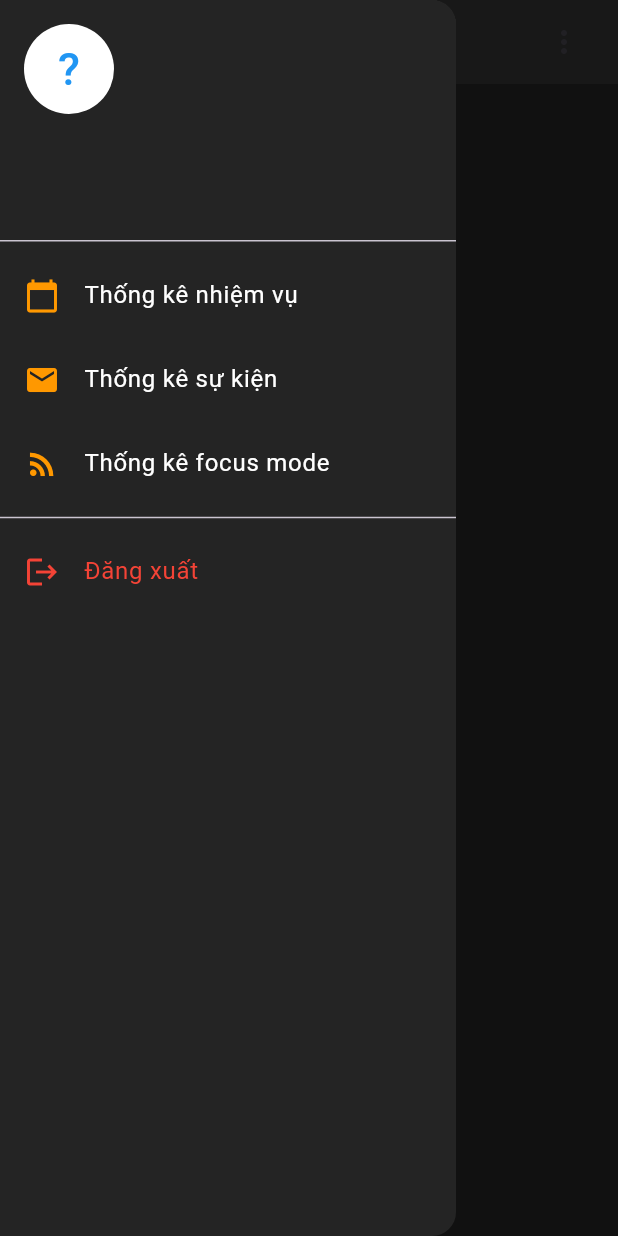
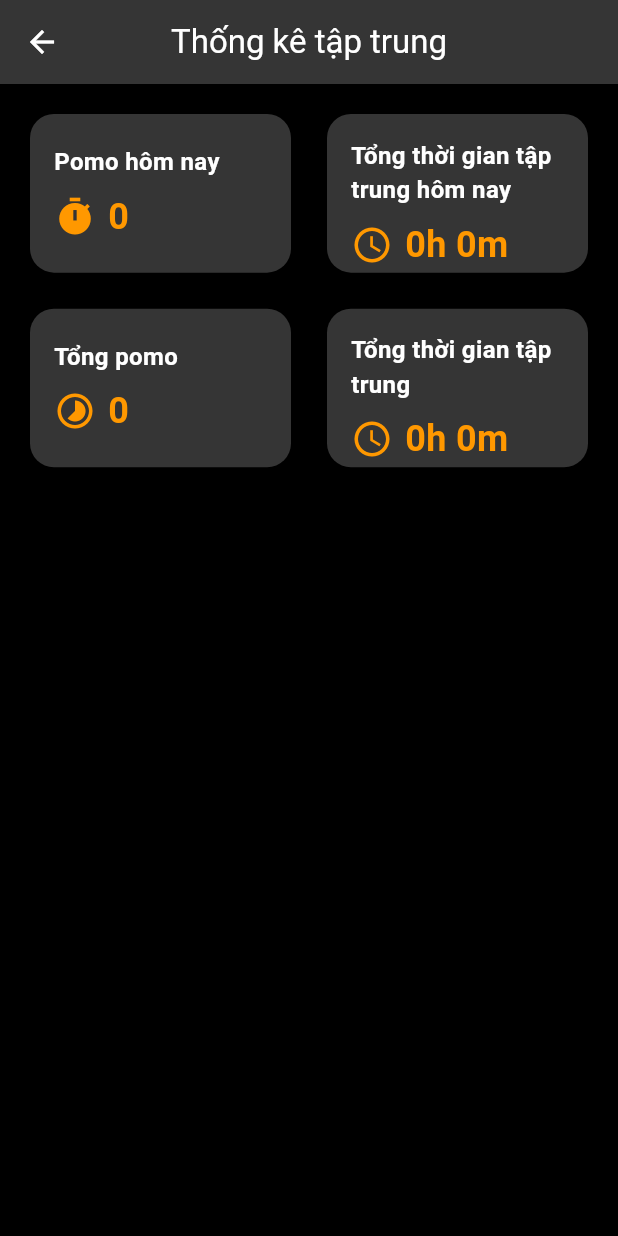
Before and after one commit to tnnHiu/task_management_app, a Flutter app: the TaskPage screen opened directly, after a tap on the "menu" icon, after a tap on "Thống kê focus mode", on a phone screen of 412 x 824 dp. Run offline on Flutter 3.47's test engine with Material 3 defaults, Android fonts, the phone set to English and light mode, and no system bars; our stand-ins replace cloud_firestore, equatable, firebase_auth, firebase_core, fl_chart, flutter_bloc and 7 more; accounts and stored records are empty.

Commit message:
focus pa

```diff
--- /dev/null
+++ b/lib/blocs/performance_analyst/focus_pa_bloc.dart
@@ -0,0 +1,114 @@
+import 'package:cloud_firestore/cloud_firestore.dart';
+import 'package:flutter_bloc/flutter_bloc.dart';
+import '../../blocs/performance_analyst/focus_pa_state.dart';
+import '../../blocs/performance_analyst/focus_pa_event.dart';
+
+class PomodoroStatsBloc extends Bloc<PomodoroStatsEvent, PomodoroStatsState> {
+  final FirebaseFirestore firestore;
+  final String userId;
+
+  PomodoroStatsBloc({required this.firestore, required this.userId})
+      : super(PomodoroStatsInitial()) {
+    on<FetchPomodoroStatsEvent>(_onFetchPomodoroStats);
+    on<FetchTodayPomodoroStatsEvent>(_onFetchTodayPomodoroStats);
+  }
+
+  Future<void> _onFetchPomodoroStats(
+    FetchPomodoroStatsEvent event, Emitter<PomodoroStatsState> emit) async {
+  try {
+    emit(PomodoroStatsLoading());
+
+    final querySnapshot = await firestore
+        .collection('pomodoros')
+        .where('userId', isEqualTo: userId)
+        .get();
+
+//
+    List<Map<String, dynamic>> detailedStats = querySnapshot.docs.map((doc) {
+      final completedAt = (doc['completedAt'] as Timestamp).toDate();
+      final durationInSeconds = doc['duration'] as int;
+      final startTime = completedAt.subtract(Duration(seconds: durationInSeconds));
+
+      return {
+        'date': "${startTime.year}-${startTime.month}-${startTime.day}",
+        'startTime': "${startTime.hour}:${startTime.minute.toString().padLeft(2, '0')}",
+        'endTime': "${completedAt.hour}:${completedAt.minute.toString().padLeft(2, '0')}",
+        'duration': durationInSeconds
+      };
+    }).toList();
+
+    int totalDuration = querySnapshot.docs
+        .map((doc) => doc['duration'] as int)
+        .fold(0, (sum, duration) => sum + duration);
+
+    final currentState = state;
+    if (currentState is PomodoroStatsLoaded) {
+      emit(PomodoroStatsLoaded(
+        totalPomodoros: querySnapshot.docs.length,
+        totalDuration: totalDuration,
+        todayPomodoros: currentState.todayPomodoros,
+        todayDuration: currentState.todayDuration,
+        detailedStats: detailedStats
+      ));
+    } else {
+      emit(PomodoroStatsLoaded(
+        totalPomodoros: querySnapshot.docs.length,
+        totalDuration: totalDuration,
+        todayPomodoros: 0,
+        todayDuration: 0,
+        detailedStats: detailedStats
+      ));
+    }
+  } catch (e) {
+    print("Caught error in Bloc: $e");
+    emit(PomodoroStatsError("Failed to fetch pomodoro stats: $e"));
+  }
+}
+
+Future<void> _onFetchTodayPomodoroStats(
+    FetchTodayPomodoroStatsEvent event, Emitter<PomodoroStatsState> emit) async {
+  try {
+    emit(PomodoroStatsLoading());
+
+    final today = DateTime.now();
+    final startOfDay = DateTime(today.year, today.month, today.day);
+    final endOfDay = startOfDay.add(const Duration(days: 1));
+
+    final querySnapshot = await firestore
+        .collection('pomodoros')
+        .where('userId', isEqualTo: userId)
+        .where('completedAt', isGreaterThanOrEqualTo: startOfDay)
+        .where('completedAt', isLessThan: endOfDay)
+        .get();
+
+    int todayDuration = querySnapshot.docs
+        .map((doc) => doc['duration'] as int)
+        .fold(0, (sum, duration) => sum + duration);
+
+    // Lấy state hiện tại
+    final currentState = state;
+    if (currentState is PomodoroStatsLoaded) {
+      emit(PomodoroStatsLoaded(
+        totalPomodoros: currentState.totalPomodoros,
+        totalDuration: currentState.totalDuration,
+        todayPomodoros: querySnapshot.docs.length,
+        todayDuration: todayDuration,
+        // detailedStats: currentState.detailedStats,
+        detailedStats: [],
+      ));
+    } else {
+      emit(PomodoroStatsLoaded(
+        totalPomodoros: 0,
+        totalDuration: 0,
+        todayPomodoros: querySnapshot.docs.length,
+        todayDuration: todayDuration,
+        detailedStats: [],
+      ));
+    }
+  } catch (e) {
+    print("Caught error in Bloc: $e");
+    emit(PomodoroStatsError("Failed to fetch today's pomodoro stats: $e"));
+  }
+}
+
+}
--- /dev/null
+++ b/lib/blocs/performance_analyst/focus_pa_event.dart
@@ -0,0 +1,5 @@
+abstract class PomodoroStatsEvent {}
+
+class FetchPomodoroStatsEvent extends PomodoroStatsEvent {}
+
+class FetchTodayPomodoroStatsEvent extends PomodoroStatsEvent {}
--- /dev/null
+++ b/lib/blocs/performance_analyst/focus_pa_state.dart
@@ -0,0 +1,28 @@
+abstract class PomodoroStatsState {}
+
+class PomodoroStatsInitial extends PomodoroStatsState {}
+
+class PomodoroStatsLoading extends PomodoroStatsState {}
+
+class PomodoroStatsLoaded extends PomodoroStatsState {
+  final int totalPomodoros;
+  final int totalDuration;
+  final int todayPomodoros;
+  final int todayDuration;
+  final List<Map<String, dynamic>> detailedStats;
+
+  PomodoroStatsLoaded({
+    required this.totalPomodoros,
+    required this.totalDuration,
+    required this.todayPomodoros,
+    required this.todayDuration,
+    required this.detailedStats,
+  });
+}
+
+class PomodoroStatsError extends PomodoroStatsState {
+  final String message;
+
+  PomodoroStatsError(this.message);
+
+}
--- /dev/null
+++ b/lib/pages/Profile_pages/focus_pa.dart
@@ -0,0 +1,121 @@
+import 'package:flutter/material.dart';
+import '../../blocs/performance_analyst/focus_pa_bloc.dart';
+import '../../blocs/performance_analyst/focus_pa_state.dart';
+import 'package:flutter_bloc/flutter_bloc.dart';
+import '../../blocs/performance_analyst/focus_pa_event.dart';
+
+class PomodoroStatsPage extends StatefulWidget {
+  @override
+  _PomodoroStatsPageState createState() => _PomodoroStatsPageState();
+}
+
+class _PomodoroStatsPageState extends State<PomodoroStatsPage> {
+  @override
+  void initState() {
+    super.initState();
+    context.read<PomodoroStatsBloc>().add(FetchPomodoroStatsEvent());
+    context.read<PomodoroStatsBloc>().add(FetchTodayPomodoroStatsEvent());
+  }
+
+  @override
+  Widget build(BuildContext context) {
+    return Scaffold(
+      backgroundColor: Colors.black,
+      appBar: AppBar(
+        backgroundColor: Color(0xFF353535),
+        foregroundColor: Colors.white,
+        title: Text("Thống kê tập trung"),
+        centerTitle: true,
+      ),
+      body: BlocBuilder<PomodoroStatsBloc, PomodoroStatsState>(
+        builder: (context, state) {
+          if (state is PomodoroStatsLoading) {
+            return Center(child: CircularProgressIndicator());
+          } else if (state is PomodoroStatsLoaded) {
+            return Padding(
+              padding: const EdgeInsets.all(16.0),
+              child: GridView.count(
+                crossAxisCount: 2,
+                crossAxisSpacing: 16,
+                mainAxisSpacing: 16,
+                childAspectRatio: 1.6,
+                children: [
+                  _buildStatCard(
+                    title: "Pomo hôm nay",
+                    value: "${state.todayPomodoros}",
+                    subtitle: "",
+                    icon: Icons.timer,
+                  ),
+                  _buildStatCard(
+                    title: "Tổng thời gian tập trung hôm nay",
+                    value: "${(state.todayDuration / 60).floor()}h ${(state.todayDuration % 60)}m",
+                    subtitle: "",
+                    icon: Icons.access_time,
+                  ),
+                  _buildStatCard(
+                    title: "Tổng pomo",
+                    value: "${state.totalPomodoros}",
+                    subtitle: "",
+                    icon: Icons.timelapse,
+                  ),
+                  _buildStatCard(
+                    title: "Tổng thời gian tập trung",
+                    value: "${(state.totalDuration ~/ 3600).floor()}h ${((state.totalDuration % 3600) ~/ 60)}m",
+                    subtitle: "",
+                    icon: Icons.schedule,
+                  ),
+                ],
+              ),
+            );
+          } else if (state is PomodoroStatsError) {
+            return Center(child: Text(state.message));
+          }
+          return Center(child: Text("No data available"));
+        },
+      ),
+    );
+  }
+
+  Widget _buildStatCard({
+    required String title,
+    required String value,
+    required String subtitle,
+    required IconData icon,
+  }) {
+    return Card(
+      color: Color(0xFF353535),
+      shape: RoundedRectangleBorder(borderRadius: BorderRadius.circular(16)),
+      child: Padding(
+        padding: const EdgeInsets.all(16.0),
+        child: Column(
+          mainAxisAlignment: MainAxisAlignment.center,
+          crossAxisAlignment: CrossAxisAlignment.start,
+          children: [
+            Text(
+              title,
+              style: TextStyle(color: Colors.white, fontSize: 16, fontWeight: FontWeight.bold),
+            ),
+            SizedBox(height: 8),
+            Row(
+              children: [
+                Icon(icon, color: Colors.orange, size: 28),
+                SizedBox(width: 8),
+                Text(
+                  value,
+                  style: TextStyle(color: Colors.orange, fontSize: 24, fontWeight: FontWeight.bold),
+                ),
+              ],
+            ),
+            if (subtitle.isNotEmpty)
+              SizedBox(height: 8),
+            if (subtitle.isNotEmpty)
+              Text(
+                subtitle,
+                style: TextStyle(color: Colors.green, fontSize: 12),
+              ),
+          ],
+        ),
+      ),
+    );
+  }
+}
--- a/lib/pages/widgets/Sidebar.dart
+++ b/lib/pages/widgets/Sidebar.dart
@@ -3,6 +3,10 @@ import 'package:firebase_auth/firebase_auth.dart';
 import '../auth_pages/auth_gate.dart';
 import '../Profile_pages/task_pa.dart';
 import '../../pages/Profile_pages/event_pa.dart';
+import 'package:flutter_bloc/flutter_bloc.dart';
+import 'package:cloud_firestore/cloud_firestore.dart';
+import '../../blocs/performance_analyst/focus_pa_bloc.dart';
+import '../../pages/Profile_pages/focus_pa.dart';
 
 class Sidebar extends StatelessWidget {
   @override
@@ -71,6 +75,18 @@ class Sidebar extends StatelessWidget {
             leading: Icon(Icons.rss_feed, color: Colors.orange,),
             title: Text('Thống kê focus mode', style: TextStyle(color: Colors.white),),
             onTap: () {
+              Navigator.push(
+                  context,
+                  MaterialPageRoute(
+                    builder: (context) => BlocProvider(
+                      create: (context) => PomodoroStatsBloc(
+                        firestore: FirebaseFirestore.instance,
+                        userId: FirebaseAuth.instance.currentUser!.uid,
+                      ),
+                      child: PomodoroStatsPage(),
+                    ),
+                  ),
+                );
             },
           ),
           Divider(),
```
